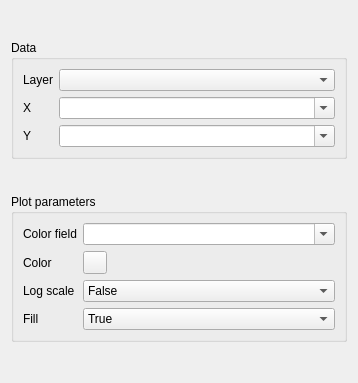
This is eis_qgis_plugin/resources/ui/wizard_plot_boxplot.ui in GispoCoding/eis_qgis_plugin as Qt 5 draws it before an edit. The edited form follows.
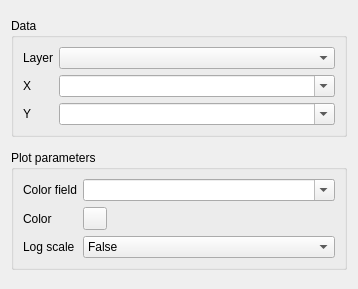
This is the edited form. Custom widgets are drawn as their Qt base class.

Commit message: Add defaults/resets for plot parameters, add docstrings to plot classes

The edit to the form file:
```diff
--- a/eis_qgis_plugin/resources/ui/wizard_plot_boxplot.ui
+++ b/eis_qgis_plugin/resources/ui/wizard_plot_boxplot.ui
@@ -7,7 +7,7 @@
     <x>0</x>
     <y>0</y>
     <width>358</width>
-    <height>383</height>
+    <height>289</height>
    </rect>
   </property>
   <property name="sizePolicy">
@@ -19,13 +19,13 @@
   <property name="minimumSize">
    <size>
     <width>0</width>
-    <height>383</height>
+    <height>289</height>
    </size>
   </property>
   <property name="maximumSize">
    <size>
     <width>16777215</width>
-    <height>383</height>
+    <height>289</height>
    </size>
   </property>
   <property name="windowTitle">
@@ -155,27 +155,6 @@
         </item>
        </widget>
       </item>
-      <item row="3" column="0">
-       <widget class="QLabel" name="label_116">
-        <property name="text">
-         <string>Fill</string>
-        </property>
-       </widget>
-      </item>
-      <item row="3" column="1">
-       <widget class="QComboBox" name="boxplot_fill">
-        <item>
-         <property name="text">
-          <string>True</string>
-         </property>
-        </item>
-        <item>
-         <property name="text">
-          <string>False</string>
-         </property>
-        </item>
-       </widget>
-      </item>
      </layout>
     </widget>
    </item>
```
The commit also changes 15 other files.
